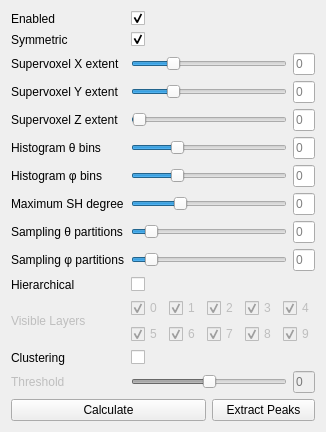
The window that include/pli_vis/ui/plugins/odf_toolbox.ui (VRGroupRWTH/pli_view) describes before a commit, drawn with Qt 5.
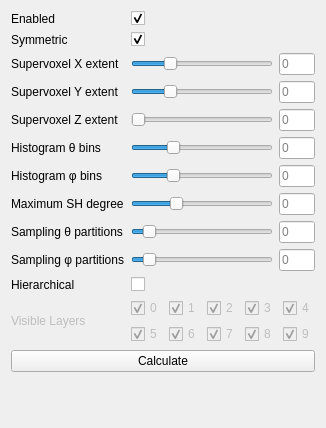
The same window after the commit.

```diff
--- a/include/pli_vis/ui/plugins/odf_toolbox.ui
+++ b/include/pli_vis/ui/plugins/odf_toolbox.ui
@@ -64,7 +64,7 @@
      </property>
     </widget>
    </item>
-   <item row="2" column="1" colspan="2">
+   <item row="2" column="1">
     <widget class="QSlider" name="slider_vector_block_x">
      <property name="sizePolicy">
       <sizepolicy hsizetype="Preferred" vsizetype="Preferred">
@@ -98,7 +98,7 @@
      </property>
     </widget>
    </item>
-   <item row="2" column="3">
+   <item row="2" column="2">
     <widget class="QLineEdit" name="line_edit_vector_block_x">
      <property name="sizePolicy">
       <sizepolicy hsizetype="Preferred" vsizetype="Preferred">
@@ -127,7 +127,7 @@
      </property>
     </widget>
    </item>
-   <item row="3" column="1" colspan="2">
+   <item row="3" column="1">
     <widget class="QSlider" name="slider_vector_block_y">
      <property name="sizePolicy">
       <sizepolicy hsizetype="Preferred" vsizetype="Preferred">
@@ -155,7 +155,7 @@
      </property>
     </widget>
    </item>
-   <item row="3" column="3">
+   <item row="3" column="2">
     <widget class="QLineEdit" name="line_edit_vector_block_y">
      <property name="sizePolicy">
       <sizepolicy hsizetype="Preferred" vsizetype="Preferred">
@@ -184,7 +184,7 @@
      </property>
     </widget>
    </item>
-   <item row="4" column="1" colspan="2">
+   <item row="4" column="1">
     <widget class="QSlider" name="slider_vector_block_z">
      <property name="sizePolicy">
       <sizepolicy hsizetype="Preferred" vsizetype="Preferred">
@@ -212,7 +212,7 @@
      </property>
     </widget>
    </item>
-   <item row="4" column="3">
+   <item row="4" column="2">
     <widget class="QLineEdit" name="line_edit_vector_block_z">
      <property name="sizePolicy">
       <sizepolicy hsizetype="Preferred" vsizetype="Preferred">
@@ -241,7 +241,7 @@
      </property>
     </widget>
    </item>
-   <item row="5" column="1" colspan="2">
+   <item row="5" column="1">
     <widget class="QSlider" name="slider_histogram_theta">
      <property name="sizePolicy">
       <sizepolicy hsizetype="Preferred" vsizetype="Preferred">
@@ -266,7 +266,7 @@
      </property>
     </widget>
    </item>
-   <item row="5" column="3">
+   <item row="5" column="2">
     <widget class="QLineEdit" name="line_edit_histogram_theta">
      <property name="sizePolicy">
       <sizepolicy hsizetype="Preferred" vsizetype="Preferred">
@@ -295,7 +295,7 @@
      </property>
     </widget>
    </item>
-   <item row="6" column="1" colspan="2">
+   <item row="6" column="1">
     <widget class="QSlider" name="slider_histogram_phi">
      <property name="sizePolicy">
       <sizepolicy hsizetype="Preferred" vsizetype="Preferred">
@@ -320,7 +320,7 @@
      </property>
     </widget>
    </item>
-   <item row="6" column="3">
+   <item row="6" column="2">
     <widget class="QLineEdit" name="line_edit_histogram_phi">
      <property name="sizePolicy">
       <sizepolicy hsizetype="Preferred" vsizetype="Preferred">
@@ -349,7 +349,7 @@
      </property>
     </widget>
    </item>
-   <item row="7" column="1" colspan="2">
+   <item row="7" column="1">
     <widget class="QSlider" name="slider_maximum_sh_degree">
      <property name="sizePolicy">
       <sizepolicy hsizetype="Preferred" vsizetype="Preferred">
@@ -374,7 +374,7 @@
      </property>
     </widget>
    </item>
-   <item row="7" column="3">
+   <item row="7" column="2">
     <widget class="QLineEdit" name="line_edit_maximum_sh_degree">
      <property name="sizePolicy">
       <sizepolicy hsizetype="Preferred" vsizetype="Preferred">
@@ -403,7 +403,7 @@
      </property>
     </widget>
    </item>
-   <item row="8" column="1" colspan="2">
+   <item row="8" column="1">
     <widget class="QSlider" name="slider_sampling_theta">
      <property name="sizePolicy">
       <sizepolicy hsizetype="Preferred" vsizetype="Preferred">
@@ -428,7 +428,7 @@
      </property>
     </widget>
    </item>
-   <item row="8" column="3">
+   <item row="8" column="2">
     <widget class="QLineEdit" name="line_edit_sampling_theta">
      <property name="sizePolicy">
       <sizepolicy hsizetype="Preferred" vsizetype="Preferred">
@@ -457,7 +457,7 @@
      </property>
     </widget>
    </item>
-   <item row="9" column="1" colspan="2">
+   <item row="9" column="1">
     <widget class="QSlider" name="slider_sampling_phi">
      <property name="sizePolicy">
       <sizepolicy hsizetype="Preferred" vsizetype="Preferred">
@@ -482,7 +482,7 @@
      </property>
     </widget>
    </item>
-   <item row="9" column="3">
+   <item row="9" column="2">
     <widget class="QLineEdit" name="line_edit_sampling_phi">
      <property name="sizePolicy">
       <sizepolicy hsizetype="Preferred" vsizetype="Preferred">
@@ -537,7 +537,7 @@
      </property>
     </widget>
    </item>
-   <item row="11" column="1" colspan="3">
+   <item row="11" column="1" colspan="2">
     <widget class="QWidget" name="layout_layer_checkboxes" native="true">
      <property name="enabled">
       <bool>false</bool>
@@ -664,110 +664,14 @@
      </layout>
     </widget>
    </item>
-   <item row="12" column="0">
-    <widget class="QLabel" name="label_clustering_enabled">
-     <property name="text">
-      <string>Clustering</string>
-     </property>
-    </widget>
-   </item>
-   <item row="12" column="1">
-    <widget class="QCheckBox" name="checkbox_clustering_enabled">
-     <property name="enabled">
-      <bool>true</bool>
-     </property>
-     <property name="toolTip">
-      <string>See [HDAG2017].</string>
-     </property>
-     <property name="layoutDirection">
-      <enum>Qt::LeftToRight</enum>
-     </property>
-     <property name="text">
-      <string/>
-     </property>
-     <property name="checked">
-      <bool>false</bool>
-     </property>
-    </widget>
-   </item>
-   <item row="13" column="0">
-    <widget class="QLabel" name="label_threshold">
-     <property name="enabled">
-      <bool>false</bool>
-     </property>
-     <property name="text">
-      <string>Threshold</string>
-     </property>
-    </widget>
-   </item>
-   <item row="13" column="1" colspan="2">
-    <widget class="QSlider" name="slider_threshold">
-     <property name="enabled">
-      <bool>false</bool>
-     </property>
-     <property name="sizePolicy">
-      <sizepolicy hsizetype="Preferred" vsizetype="Preferred">
-       <horstretch>4</horstretch>
-       <verstretch>0</verstretch>
-      </sizepolicy>
-     </property>
-     <property name="minimumSize">
-      <size>
-       <width>0</width>
-       <height>0</height>
-      </size>
-     </property>
-     <property name="toolTip">
-      <string>See [HDAG2017].</string>
-     </property>
-     <property name="maximum">
-      <number>1000</number>
-     </property>
-     <property name="value">
-      <number>500</number>
-     </property>
-     <property name="orientation">
-      <enum>Qt::Horizontal</enum>
-     </property>
-    </widget>
-   </item>
-   <item row="13" column="3">
-    <widget class="QLineEdit" name="line_edit_threshold">
-     <property name="enabled">
-      <bool>false</bool>
-     </property>
-     <property name="sizePolicy">
-      <sizepolicy hsizetype="Preferred" vsizetype="Preferred">
-       <horstretch>1</horstretch>
-       <verstretch>0</verstretch>
-      </sizepolicy>
-     </property>
-     <property name="text">
-      <string/>
-     </property>
-     <property name="alignment">
-      <set>Qt::AlignLeading|Qt::AlignLeft|Qt::AlignVCenter</set>
-     </property>
-     <property name="placeholderText">
-      <string>0</string>
-     </property>
-    </widget>
-   </item>
-   <item row="14" column="0" colspan="2">
+   <item row="12" column="0" colspan="3">
     <widget class="QPushButton" name="button_calculate">
      <property name="text">
       <string>Calculate</string>
      </property>
     </widget>
    </item>
-   <item row="14" column="2" colspan="2">
-    <widget class="QPushButton" name="button_extract_peaks">
-     <property name="text">
-      <string>Extract Peaks</string>
-     </property>
-    </widget>
-   </item>
-   <item row="15" column="0">
+   <item row="13" column="0" colspan="3">
     <spacer name="spacer">
      <property name="orientation">
       <enum>Qt::Vertical</enum>
```
Left out of the diff: 4 changed lines with no effect on the pictures.
